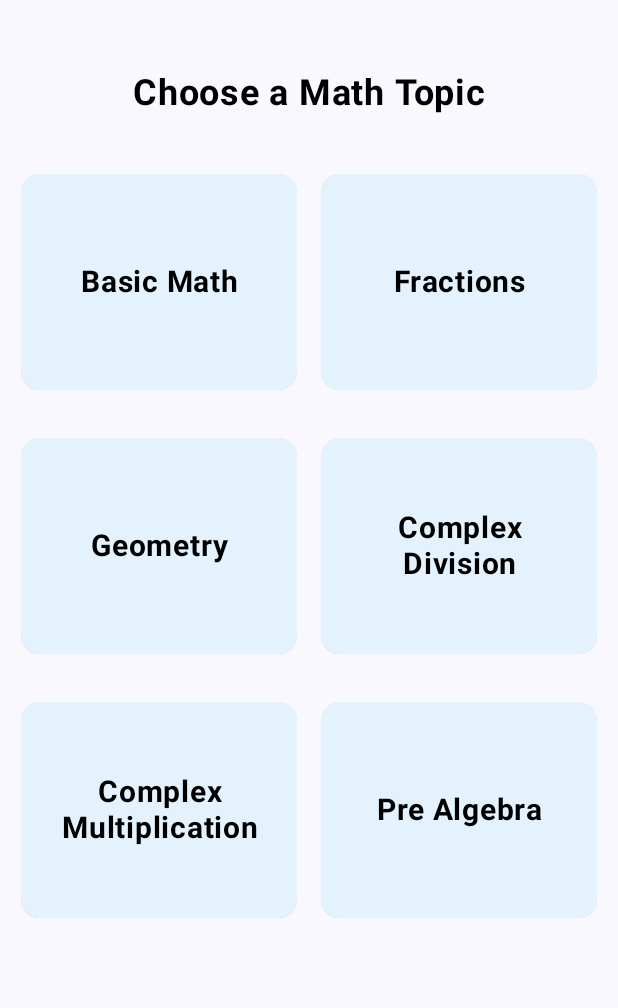
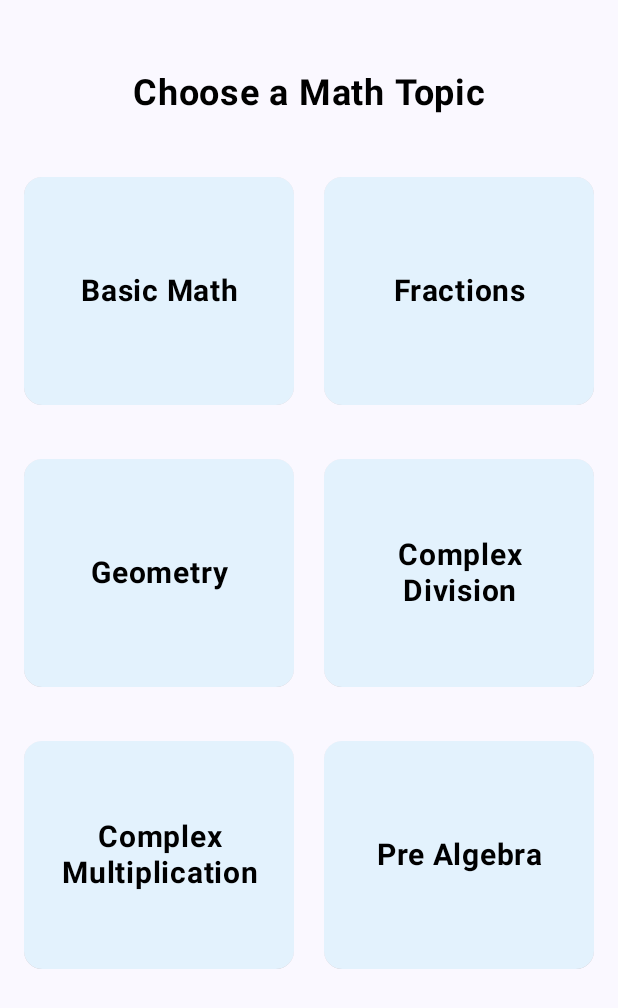
Before and after one commit to FlamingFlameBlade/Heythere, an Android app built with Jetpack Compose: the screen it shows after launch (MainActivity), on a phone screen of 412 x 824 dp. Shown: the top 1008 px of the screen. Run offline under Robolectric (Android 15) with nearby library versions, the phone set to English and light mode, and no system bars.

Commit message:
modified dimensions of cards

```diff
--- a/app/src/main/java/com/example/mathgame/MainActivity.kt
+++ b/app/src/main/java/com/example/mathgame/MainActivity.kt
@@ -155,9 +155,9 @@ fun MainMenuScreen(
 fun TopicSquare(topic: String, progress: Float?, level: Int?, onClick: () -> Unit) {
     Card(
         modifier = Modifier
-            .height(160.dp) // Rectangular shape
+            .height(172.dp) // Rectangular shape
             .width(200.dp)
-            .padding(8.dp)
+            .padding(10.dp)
             .clip(RoundedCornerShape(12.dp))
             .clickable { onClick() },
         elevation = CardDefaults.cardElevation(4.dp),
```
